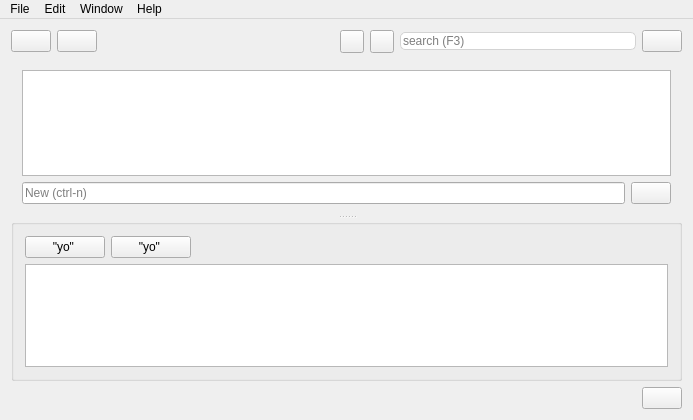
First picture: the form in mainwindow.ui, repository GaetanDC/Todour, before the edit.
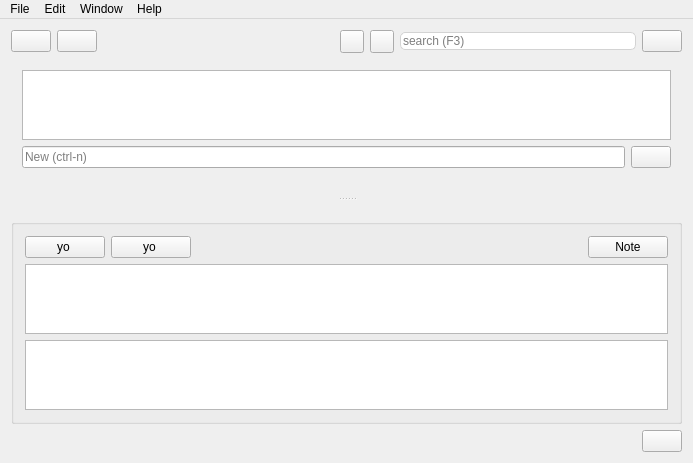
Second picture: the form after the edit. Icons and pictures are not drawn.

Commit message: BUG get the right-click edit function to work

Patch:
```diff
--- a/mainwindow.ui
+++ b/mainwindow.ui
@@ -136,7 +136,8 @@
     </item>
     <item>
      	 <widget class="QSplitter" name="split">
-     	 	<property name="orientation">     	 		<enum>Qt::Vertical</enum>     	 		</property>
+     	 				<property name="orientation">	 		<enum>Qt::Vertical</enum>	</property>
+     	 				<property name="handleWidth"><number>40</number></property>
      	  			<widget class="QWidget" name="splitterTop">
      	  			<layout  class="QVBoxLayout" name="vlayout1">
      	 				<item> 
@@ -178,14 +179,13 @@
 				      <item>
 				       <widget class="QPushButton" name="aerchiveButton">
 				        <property name="toolTip">  <string>test</string> </property>
-			      	  <property name="text">    <string>"yo" </string >   </property>
-				        <property name="sizePolicy"><enum>"Fixed"</enum></property>
+					      				<property name="text"><string>yo </string >   </property>
 			   	    </widget>
 			   	   </item>
 				      <item>
 				       <widget class="QPushButton" name="aerchiveButton">
-				        <property name="toolTip">				         <string>test</string>			   	     </property>
-			      	  <property name="text"> 				         <string>"yo" </string >				        </property>
+											<property name="toolTip">  <string>test</string>	 </property>
+			      						<property name="text"> 	 <string>yo </string >	 </property>
 			   	    </widget>
 			   	   </item>
 			   	   <item>
@@ -199,19 +199,34 @@
         					</property>
        					</spacer>
       					</item>
-					
+				      				<item>
+				       				<widget class="QPushButton" name="toggleNoteButton">
+				        				<property name="toolTip">  <string>Toggle Note / subtasks</string> </property>
+			      	  				<property name="text"><string>Note</string >   </property>
+										<property name="checkable"><bool>true</bool>   </property>
+
+			   	    				</widget>
+			   	   				</item>
+									
 			   	   </layout> #horizontal7
 			   	  </item>
 					  <item>
-	  			      <widget class="QTableView" name="subView">
+	  			  			<widget class="QTableWidget" name="subView">
 	      	  		 	<property name="contextMenuPolicy">  	       		 		<enum>Qt::CustomContextMenu</enum>  	      				</property>
   	      				<property name="horizontalScrollBarPolicy">  	       				<enum>Qt::ScrollBarAlwaysOff</enum>  	      				</property>
   	     		  	  </widget>
   	     		  	 </item>
-			  </layout> #verticalLayout7
-    		  </widget> #groupbox
-
-   	 
+					  			<item>
+	  			  			<widget class="QTextEdit" name="noteView">
+	      	  		 				<property name="contextMenuPolicy"> <enum>Qt::CustomContextMenu</enum> </property>
+  	      							<property name="horizontalScrollBarPolicy"> <enum>Qt::ScrollBarAlwaysOff</enum> </property>
+  	     		 	 					<property name="wordWrapMode"> <enum>QTextOption::WordWrap</enum> </property> </widget>
+  	     		  	 			</item>
+  	     		  	 			
+			  			</layout> #verticalLayout7
+    		  			</widget> #groupbox
+			
+   	 			
    	 </widget>  #splitter
  	 </item>
     <item>
```
Left out of the diff: 143 changed lines with no effect on the pictures. Lines whose indentation alone changed are shown as unchanged. The commit also changes 9 other files.
